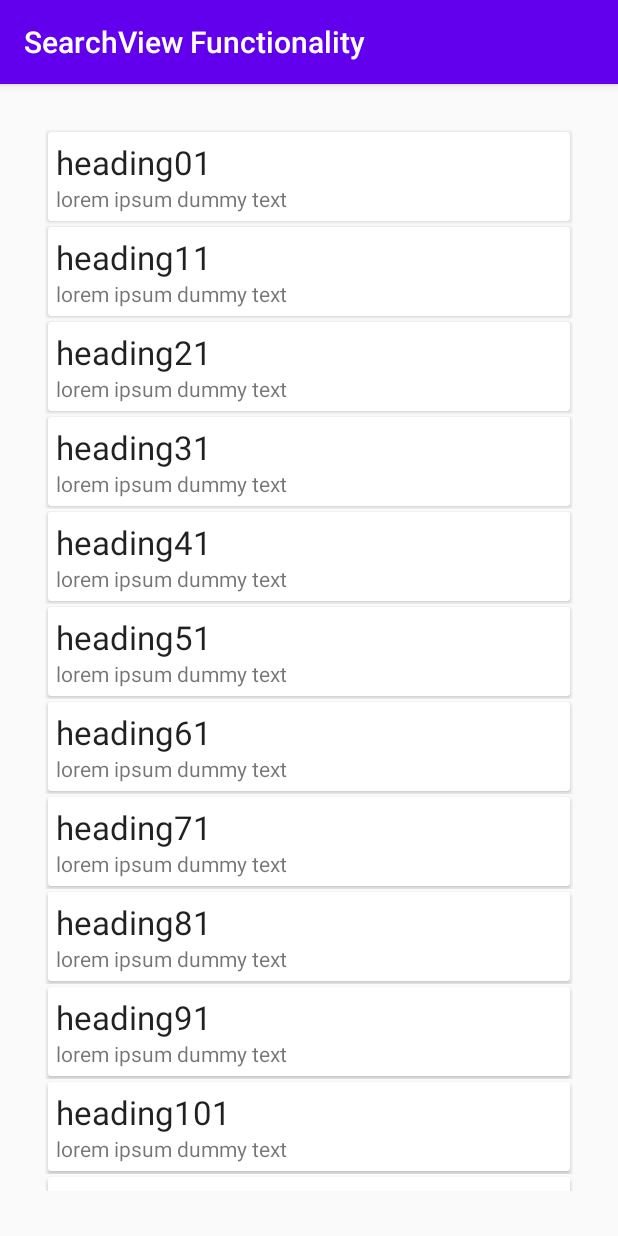
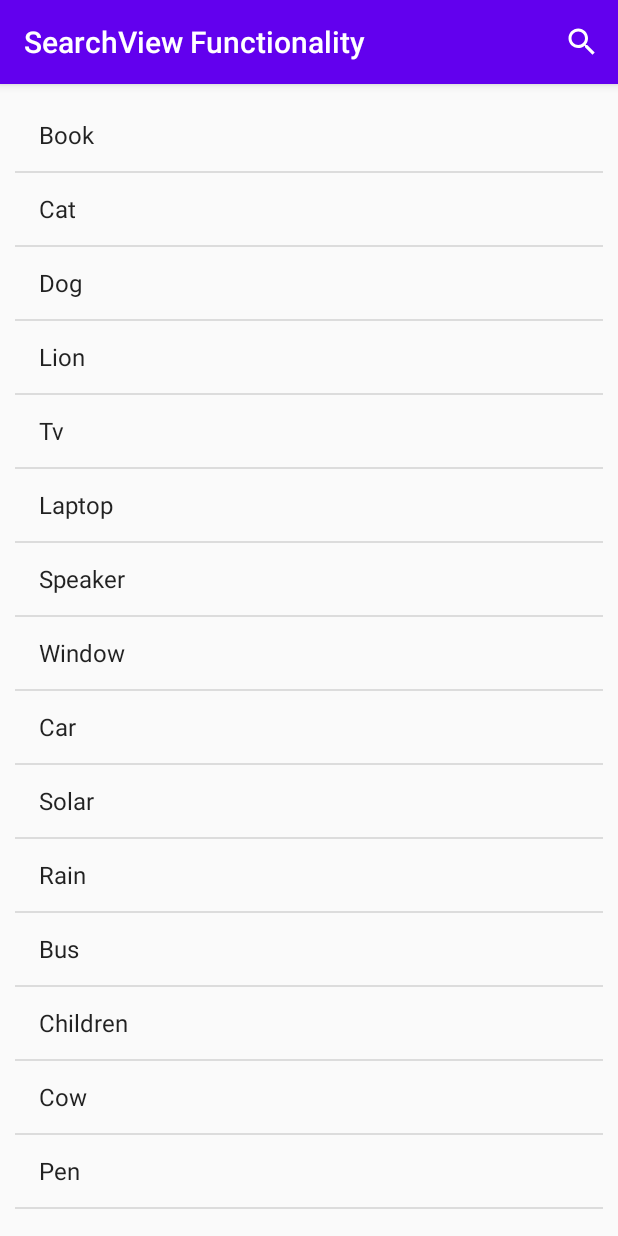
Before and after one commit to JustusMochache/searchfunctionality, an Android app: the screen it shows after launch (MainActivity), on a phone screen of 412 x 824 dp. Run offline under Robolectric (Android 15) with nearby library versions, the phone set to English and light mode, and no system bars.

Commit message:
add search functionality

```diff
--- a/app/build.gradle
+++ b/app/build.gradle
@@ -33,8 +33,8 @@ dependencies {
 //     add recyclerview dependencies
     implementation "androidx.cardview:cardview:1.0.0"
 
-    implementation "androidx.recyclerview:recyclerview:1.1.0"
-    // For control over item selection of both touch and mouse driven selection
-    implementation "androidx.recyclerview:recyclerview-selection:1.1.0-rc03"
+//    implementation "androidx.recyclerview:recyclerview:1.1.0"
+//    // For control over item selection of both touch and mouse driven selection
+//    implementation "androidx.recyclerview:recyclerview-selection:1.1.0-rc03"
 
 }
--- a/app/src/main/java/com/example/searchviewfunctionality/ListItem.java
+++ /dev/null
@@ -1,25 +0,0 @@
-package com.example.searchviewfunctionality;
-
-
-//this is our model classs
-public class ListItem {
-
-    private String head;
-    private String desc;
-
-    //generate contructor to initialize this variables
-
-    public ListItem(String head, String desc) {
-        this.head = head;
-        this.desc = desc;
-    }
-    //to get this variables we will create getters
-
-    public String getHead() {
-        return head;
-    }
-
-    public String getDesc() {
-        return desc;
-    }
-}
--- a/app/src/main/java/com/example/searchviewfunctionality/MainActivity.java
+++ b/app/src/main/java/com/example/searchviewfunctionality/MainActivity.java
@@ -1,41 +1,76 @@
 package com.example.searchviewfunctionality;
 
 import androidx.appcompat.app.AppCompatActivity;
-import androidx.recyclerview.widget.LinearLayoutManager;
-import androidx.recyclerview.widget.RecyclerView;
+import androidx.appcompat.widget.SearchView;
 
+
+import android.content.Context;
 import android.os.Bundle;
+import android.view.Menu;
+import android.view.MenuItem;
+import android.widget.ArrayAdapter;
+import android.widget.ListView;
+import android.support.v4.app.*;
+
+
 
 import java.util.ArrayList;
 import java.util.List;
 
 public class MainActivity extends AppCompatActivity {
 
-    private RecyclerView recyclerView;
-    private  RecyclerView.Adapter adapter;
 
-
-    private List<ListItem> listItems;
+    ArrayAdapter<String> arrayAdapter;
 
     @Override
     protected void onCreate(Bundle savedInstanceState) {
         super.onCreate(savedInstanceState);
         setContentView(R.layout.activity_main);
 
-        recyclerView = (RecyclerView) findViewById(R.id.recyclerView);
-        recyclerView.setHasFixedSize(true);
-        recyclerView.setLayoutManager(new LinearLayoutManager(this));
+        ListView listView = findViewById(R.id.my_list);
+        List<String> mylist = new ArrayList<>();
+        mylist.add("Book");
+        mylist.add("Cat");
+        mylist.add("Dog");
+        mylist.add("Lion");
+        mylist.add("Tv");
+        mylist.add("Laptop");
+        mylist.add("Speaker");
+        mylist.add("Window");
+        mylist.add("Car");
+        mylist.add("Solar");
+        mylist.add("Rain");
+        mylist.add("Bus");
+        mylist.add("Children");
+        mylist.add("Cow");
+        mylist.add("Pen");
+        mylist.add("Zoo");
 
-        listItems = new ArrayList<>();
+        arrayAdapter = new ArrayAdapter<>(this,android.R.layout.simple_list_item_1, mylist);
+        listView.setAdapter(arrayAdapter);
+    }
 
-        for(int i=0; i<= 30; i++){
-            ListItem listItem = new ListItem(
-                    "heading" + i+1,
-                    "lorem ipsum dummy text"
-            );
-            listItems.add(listItem);
-        }
-        adapter = new MyAdapter(listItems, this);
-        recyclerView.setAdapter(adapter);
+    @Override
+    public boolean onCreateOptionsMenu(Menu menu) {
+        getMenuInflater().inflate(R.menu.my_menu, menu);
+        MenuItem menuItem = menu.findItem(R.id.search_icon);
+        SearchView searchView = (SearchView) menuItem.getActionView();
+        searchView.setQueryHint("Search here");
+
+        searchView.setOnQueryTextListener(new SearchView.OnQueryTextListener() {
+            @Override
+            public boolean onQueryTextSubmit(String s) {
+                return false;
+            }
+
+            @Override
+            public boolean onQueryTextChange(String s) {
+                arrayAdapter.getFilter().filter(s);
+                return true;
+
+            }
+        });
+
+        return super.onCreateOptionsMenu(menu);
     }
 }
--- a/app/src/main/java/com/example/searchviewfunctionality/MyAdapter.java
+++ /dev/null
@@ -1,69 +0,0 @@
-package com.example.searchviewfunctionality;
-
-import android.content.Context;
-import android.view.LayoutInflater;
-import android.view.View;
-import android.view.ViewGroup;
-import android.widget.TextView;
-
-import androidx.annotation.NonNull;
-import androidx.recyclerview.widget.RecyclerView;
-
-import java.util.List;
-
-public class MyAdapter extends RecyclerView.Adapter<MyAdapter.ViewHolder> {
-
-
-    //constructor initialising this objects
-    public MyAdapter(List<ListItem> listItems, Context context) {
-        this.listItems = listItems;
-        this.context = context;
-    }
-
-    private List<ListItem> listItems;
-    private Context context;
-
-
-    // PRESS ALT+ ENTER ON OUR CLASS ABOVE TO IMPLEMENT ALL METHODS
-
-
-    @NonNull
-    @Override
-    public ViewHolder onCreateViewHolder(@NonNull ViewGroup parent, int viewType) {
-
-        // create a view objectf and help of layout inflater we will get list_item layout resource file
-       View v = LayoutInflater.from(parent.getContext())
-       .inflate(R.layout.list_item, parent, false);
-       return  new ViewHolder(v);
-    }
-
-    @Override
-    public void onBindViewHolder(@NonNull ViewHolder holder, int position) {
-     // get curent item from List iem object of libe 23
-        ListItem listItem = listItems.get(position);
-        holder.textViewHead.setText(listItem.getHead());
-        holder.textViewDesc.setText(listItem.getDesc());
-
-    }
-
-    @Override
-    public int getItemCount() {
-        return listItems.size();
-    }
-
-    //ALT + ENTER TO CREATE A CONSTRUCTOR
-
-    public class ViewHolder extends RecyclerView.ViewHolder{
-
-        //we will bind data to view objects that is the two text views which we have to define
-        public TextView textViewHead;
-        public TextView textViewDesc;
-
-        public ViewHolder(@NonNull View itemView) {
-            super(itemView);
-
-            textViewHead = (TextView) itemView.findViewById(R.id.textViewHead);
-            textViewDesc = (TextView) itemView.findViewById(R.id.tecxViewDesc);
-        }
-    }
-}
--- /dev/null
+++ b/app/src/main/res/drawable/ic_baseline_search_24.xml
@@ -0,0 +1,5 @@
+<vector android:height="24dp" android:tint="#FFFFFF"
+    android:viewportHeight="24" android:viewportWidth="24"
+    android:width="24dp" xmlns:android="http://schemas.android.com/apk/res/android">
+    <path android:fillColor="@android:color/white" android:pathData="M15.5,14h-0.79l-0.28,-0.27C15.41,12.59 16,11.11 16,9.5 16,5.91 13.09,3 9.5,3S3,5.91 3,9.5 5.91,16 9.5,16c1.61,0 3.09,-0.59 4.23,-1.57l0.27,0.28v0.79l5,4.99L20.49,19l-4.99,-5zM9.5,14C7.01,14 5,11.99 5,9.5S7.01,5 9.5,5 14,7.01 14,9.5 11.99,14 9.5,14z"/>
+</vector>
--- a/app/src/main/res/layout/activity_main.xml
+++ b/app/src/main/res/layout/activity_main.xml
@@ -4,17 +4,17 @@
     xmlns:tools="http://schemas.android.com/tools"
     android:layout_width="match_parent"
     android:layout_height="match_parent"
-   android:paddingLeft="16dp"
-    android:paddingRight="16dp"
-    android:padding="30dp"
+   android:paddingLeft="5dp"
+    android:paddingRight="5dp"
+    android:padding="10dp"
     android:paddingTop="16dp"
     android:paddingBottom="16dp"
     tools:context=".MainActivity">
 
 
-  <androidx.recyclerview.widget.RecyclerView
-      android:layout_width="match_parent"
-      android:layout_height="match_parent"
-      android:id="@+id/recyclerView"></androidx.recyclerview.widget.RecyclerView>
+   <ListView
+       android:layout_width="wrap_content"
+       android:layout_height="wrap_content"
+       android:id="@+id/my_list"/>
 
 </RelativeLayout>
--- a/app/src/main/res/layout/list_item.xml
+++ /dev/null
@@ -1,35 +0,0 @@
-<?xml version="1.0" encoding="utf-8"?>
-<LinearLayout
-    xmlns:android="http://schemas.android.com/apk/res/android"
-    android:layout_width="match_parent"
-    android:layout_height="wrap_content"
-    android:orientation="vertical">
-
-    <androidx.cardview.widget.CardView
-        android:layout_margin="@dimen/cardview_default_radius"
-        android:layout_width="match_parent"
-        android:layout_height="wrap_content">
-
-        <LinearLayout
-            android:padding="5dp"
-            android:layout_width="match_parent"
-            android:layout_height="wrap_content"
-            android:orientation="vertical">
-
-            <TextView
-                android:layout_width="match_parent"
-                android:layout_height="match_parent"
-                android:text="Heading"
-                android:textAppearance="@style/TextAppearance.AppCompat.Large"
-                android:id="@+id/textViewHead"
-                />
-
-            <TextView
-                android:layout_width="match_parent"
-                android:layout_height="wrap_content"
-                android:text="description"
-                android:id="@+id/tecxViewDesc"/>
-        </LinearLayout>
-    </androidx.cardview.widget.CardView>
-
-</LinearLayout>
--- /dev/null
+++ b/app/src/main/res/menu/my_menu.xml
@@ -0,0 +1,12 @@
+<?xml version="1.0" encoding="utf-8"?>
+<menu xmlns:android="http://schemas.android.com/apk/res/android"
+    xmlns:app="http://schemas.android.com/apk/res-auto">
+
+    <item
+        android:id="@+id/search_icon"
+        android:title="Search"
+        android:icon="@drawable/ic_baseline_search_24"
+        app:showAsAction="ifRoom|collapseActionView"
+        app:actionViewClass="androidx.appcompat.widget.SearchView"/>
+
+</menu>
```
